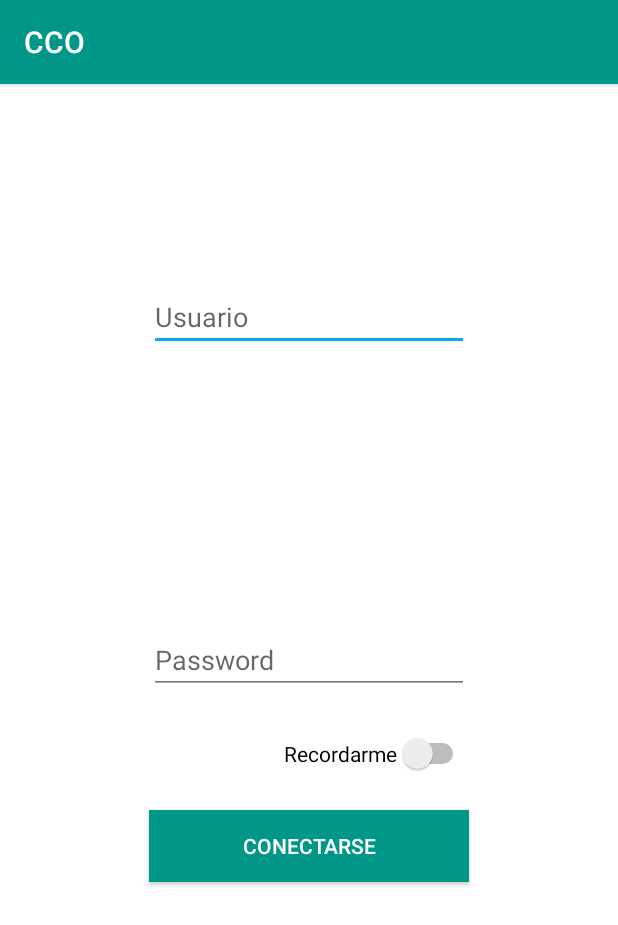
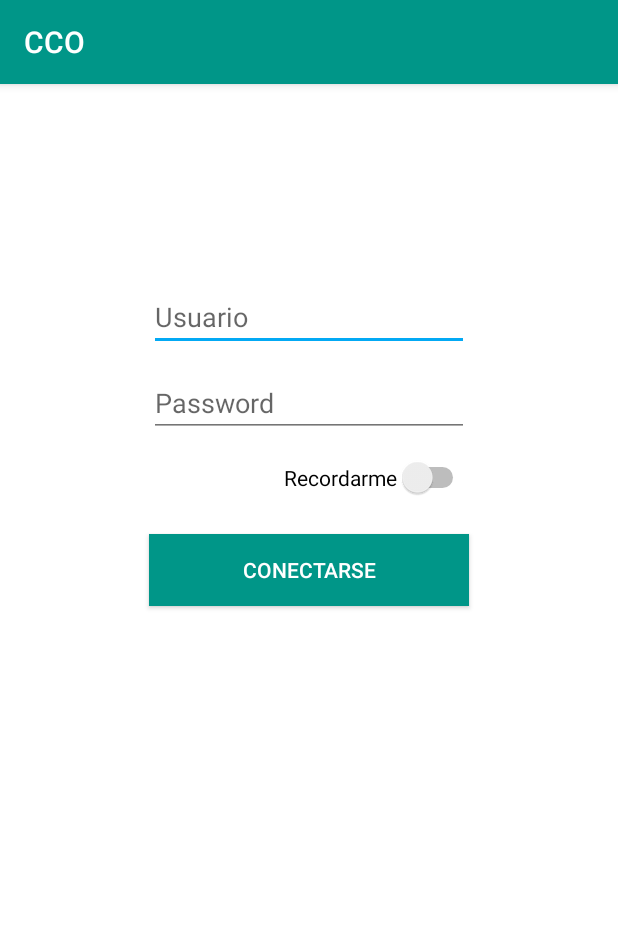
Before and after one commit to Cazz7/CCOGestion, an Android app: the screen it shows after launch (LoginActivity), on a phone screen of 412 x 824 dp. Shown: the top 925 px of the screen. Run offline under Robolectric (Android 15) with nearby library versions, the phone set to English and light mode, and no system bars; our stand-ins replace Volley.

Commit message:
Se corrige el layout

```diff
--- a/app/src/main/res/layout/activity_login.xml
+++ b/app/src/main/res/layout/activity_login.xml
@@ -27,7 +27,8 @@
         android:ems="10"
         android:hint="Password"
         android:inputType="textPassword"
-        android:layout_centerVertical="true"
+        android:layout_marginTop="12dp"
+        android:layout_below="@+id/editTextUser"
         android:layout_alignLeft="@+id/editTextUser"
         android:layout_alignStart="@+id/editTextUser" />
 
@@ -38,7 +39,7 @@
         android:layout_alignEnd="@+id/editTextPassword"
         android:layout_alignRight="@+id/editTextPassword"
         android:layout_below="@+id/editTextPassword"
-        android:layout_marginTop="26dp"
+        android:layout_marginTop="13dp"
         android:text="Recordarme" />
 
     <ProgressBar
```
